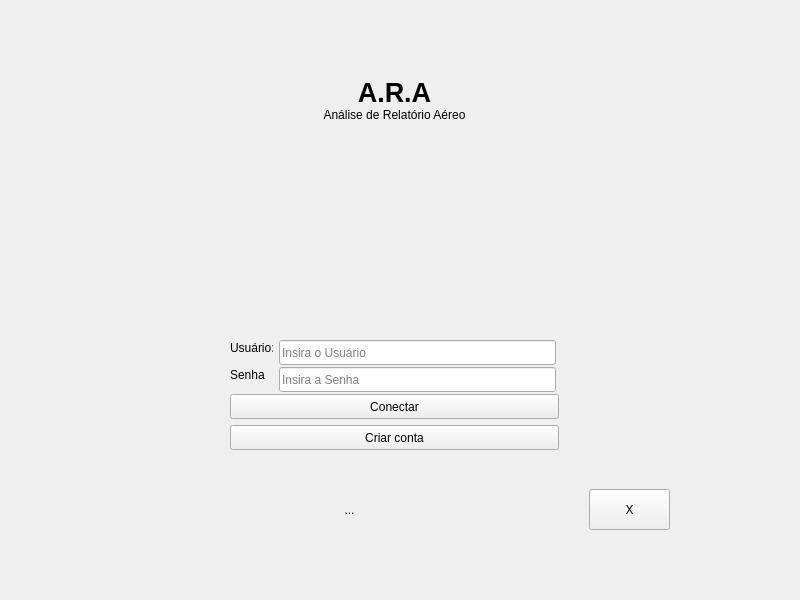
The window that src/view/gui_principal.ui (jaquelinnelimahotmail-lang/MEmissoes) describes before a commit, drawn with Qt 5.
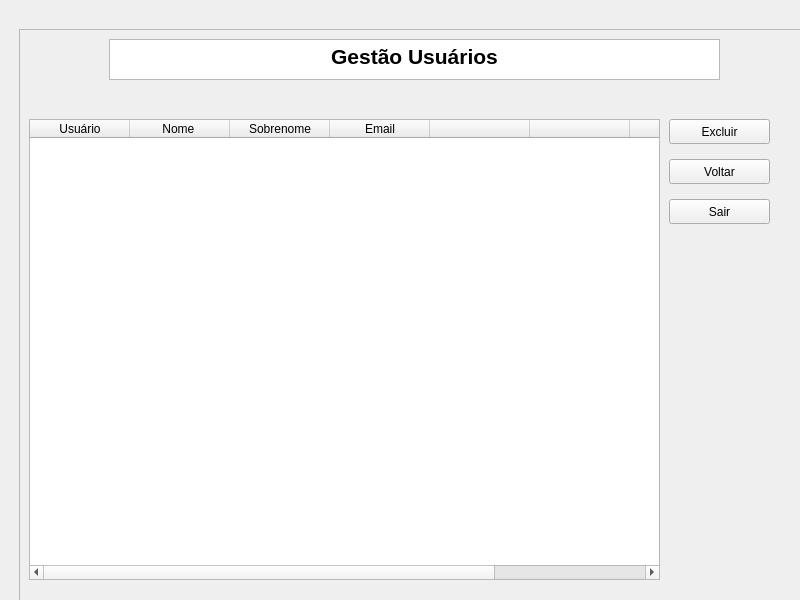
The same window after the commit. Icons and pictures are not drawn.

The edit to the form file:
```diff
--- a/src/view/gui_principal.ui
+++ b/src/view/gui_principal.ui
@@ -33,13 +33,13 @@
      <property name="geometry">
       <rect>
        <x>10</x>
-       <y>0</y>
+       <y>10</y>
        <width>801</width>
        <height>601</height>
       </rect>
      </property>
      <property name="currentIndex">
-      <number>0</number>
+      <number>1</number>
      </property>
      <widget class="QWidget" name="pageLogin">
       <widget class="QFrame" name="frameLoginEntradas">
@@ -236,6 +236,149 @@
        </widget>
       </widget>
      </widget>
+     <widget class="QWidget" name="page">
+      <widget class="QFrame" name="frame_tabelarusuarios">
+       <property name="geometry">
+        <rect>
+         <x>20</x>
+         <y>20</y>
+         <width>791</width>
+         <height>591</height>
+        </rect>
+       </property>
+       <property name="frameShape">
+        <enum>QFrame::Shape::StyledPanel</enum>
+       </property>
+       <property name="frameShadow">
+        <enum>QFrame::Shadow::Raised</enum>
+       </property>
+       <widget class="QTextEdit" name="textEdit_gestaousuarios">
+        <property name="geometry">
+         <rect>
+          <x>90</x>
+          <y>10</y>
+          <width>611</width>
+          <height>41</height>
+         </rect>
+        </property>
+        <property name="html">
+         <string>&lt;!DOCTYPE HTML PUBLIC &quot;-//W3C//DTD HTML 4.0//EN&quot; &quot;http://www.w3.org/TR/REC-html40/strict.dtd&quot;&gt;
+&lt;html&gt;&lt;head&gt;&lt;meta name=&quot;qrichtext&quot; content=&quot;1&quot; /&gt;&lt;meta charset=&quot;utf-8&quot; /&gt;&lt;style type=&quot;text/css&quot;&gt;
+p, li { white-space: pre-wrap; }
+hr { height: 1px; border-width: 0; }
+li.unchecked::marker { content: &quot;\2610&quot;; }
+li.checked::marker { content: &quot;\2612&quot;; }
+&lt;/style&gt;&lt;/head&gt;&lt;body style=&quot; font-family:'Segoe UI'; font-size:9pt; font-weight:400; font-style:normal;&quot;&gt;
+&lt;p align=&quot;center&quot; style=&quot; margin-top:0px; margin-bottom:0px; margin-left:0px; margin-right:0px; -qt-block-indent:0; text-indent:0px;&quot;&gt;&lt;span style=&quot; font-size:16pt; font-weight:700;&quot;&gt;Gestão Usuários&lt;/span&gt;&lt;/p&gt;&lt;/body&gt;&lt;/html&gt;</string>
+        </property>
+       </widget>
+       <widget class="QTableWidget" name="tableWidget_controlardm">
+        <property name="geometry">
+         <rect>
+          <x>10</x>
+          <y>90</y>
+          <width>631</width>
+          <height>461</height>
+         </rect>
+        </property>
+        <property name="wordWrap">
+         <bool>true</bool>
+        </property>
+        <column>
+         <property name="text">
+          <string>Usuário</string>
+         </property>
+        </column>
+        <column>
+         <property name="text">
+          <string>Nome </string>
+         </property>
+        </column>
+        <column>
+         <property name="text">
+          <string>Sobrenome</string>
+         </property>
+        </column>
+        <column>
+         <property name="text">
+          <string>Email</string>
+         </property>
+        </column>
+        <column>
+         <property name="text">
+          <string/>
+         </property>
+        </column>
+        <column>
+         <property name="text">
+          <string/>
+         </property>
+        </column>
+        <column>
+         <property name="text">
+          <string/>
+         </property>
+        </column>
+        <column>
+         <property name="text">
+          <string/>
+         </property>
+        </column>
+       </widget>
+       <widget class="QFrame" name="frameCadastrosBotoes_2">
+        <property name="geometry">
+         <rect>
+          <x>650</x>
+          <y>90</y>
+          <width>121</width>
+          <height>481</height>
+         </rect>
+        </property>
+        <property name="frameShape">
+         <enum>QFrame::Shape::NoFrame</enum>
+        </property>
+        <widget class="QPushButton" name="pushButtonusuariossair">
+         <property name="geometry">
+          <rect>
+           <x>0</x>
+           <y>80</y>
+           <width>101</width>
+           <height>25</height>
+          </rect>
+         </property>
+         <property name="text">
+          <string>Sair</string>
+         </property>
+        </widget>
+        <widget class="QPushButton" name="pushButtonusuarioexcluir">
+         <property name="geometry">
+          <rect>
+           <x>0</x>
+           <y>0</y>
+           <width>101</width>
+           <height>25</height>
+          </rect>
+         </property>
+         <property name="text">
+          <string>Excluir</string>
+         </property>
+        </widget>
+        <widget class="QPushButton" name="pushButtonusuariosvoltar">
+         <property name="geometry">
+          <rect>
+           <x>0</x>
+           <y>40</y>
+           <width>101</width>
+           <height>25</height>
+          </rect>
+         </property>
+         <property name="text">
+          <string>Voltar</string>
+         </property>
+        </widget>
+       </widget>
+      </widget>
+     </widget>
      <widget class="QWidget" name="pageCadastros">
       <widget class="QFrame" name="frameCadastrosForm">
        <property name="geometry">
```
Left out of the diff: 289 changed lines with no effect on the pictures.
